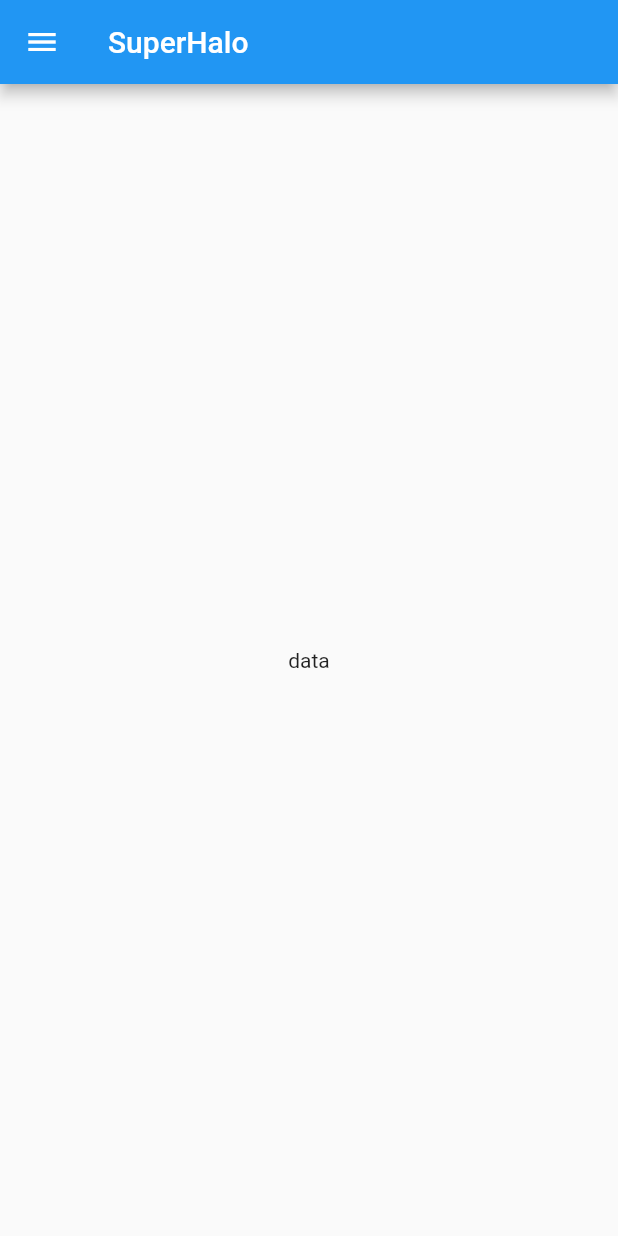
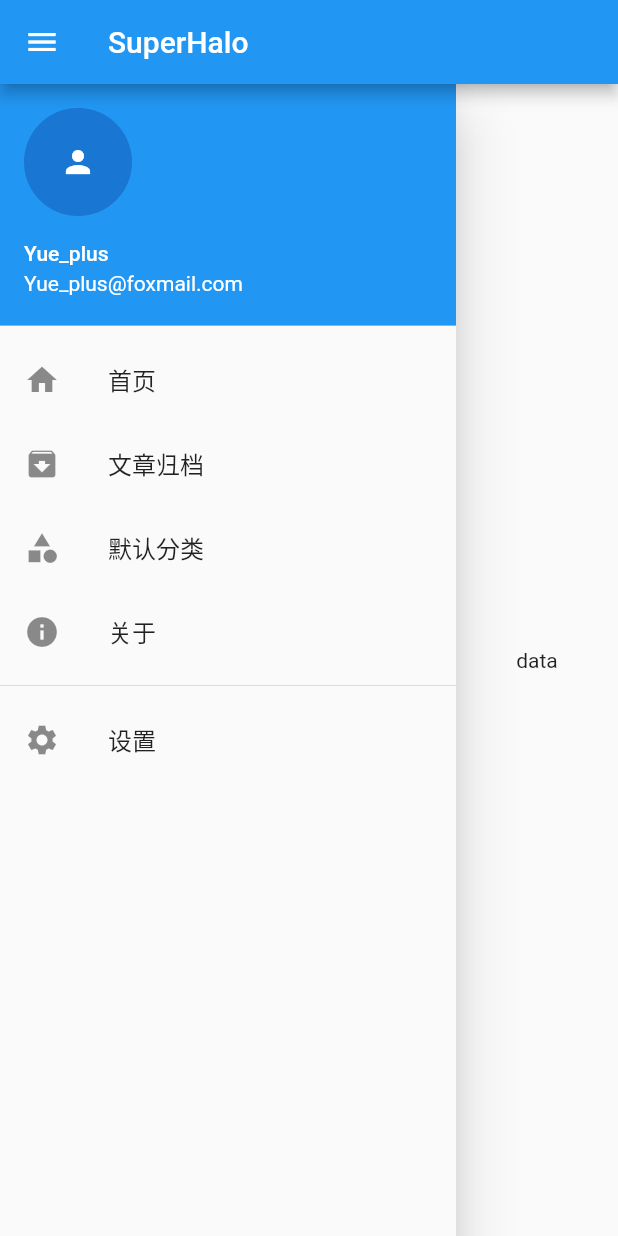
Before and after one commit to Yue-plus/SuperHalo, a Flutter app: the screen it shows after launch, on a phone screen of 412 x 824 dp. Run offline on Flutter 3.47's test engine with Material 2 defaults, Android fonts, the light colour scheme and no system bars; our stand-ins replace shared_preferences.

Commit message:
home Drawer

```diff
--- a/lib/home/home.dart
+++ b/lib/home/home.dart
@@ -8,7 +8,7 @@ class Home extends StatefulWidget {
 }
 
 class _HomeState extends State<Home> {
-  bool _isShowSidebar = false;
+  bool _isShowSidebar = true;
 
   @override
   Widget build(BuildContext context) {
@@ -27,12 +27,45 @@ class _HomeState extends State<Home> {
       body: Row(
         children: [
           Visibility(
-            child: const Drawer(
-              child: Expanded(child: Center(child: Text('data'))),
+            visible: _isShowSidebar,
+            child: Drawer(
+              child: ListView(
+                children: const [
+                  UserAccountsDrawerHeader(
+                    currentAccountPicture: CircleAvatar(
+                      child: Icon(Icons.person),
+                    ),
+                    accountName: Text('Yue_plus'),
+                    accountEmail: Text('Yue_plus@foxmail.com'),
+                  ),
+                  ListTile(
+                    leading: Icon(Icons.home),
+                    title: Text('首页'),
+                  ),
+                  ListTile(
+                    leading: Icon(Icons.archive),
+                    title: Text('文章归档'),
+                  ),
+                  ListTile(
+                    leading: Icon(Icons.category),
+                    title: Text('默认分类'),
+                  ),
+                  ListTile(
+                    leading: Icon(Icons.info),
+                    title: Text('关于'),
+                  ),
+                  Divider(),
+                  ListTile(
+                    leading: Icon(Icons.settings),
+                    title: Text('设置'),
+                  ),
+                ],
+              ),
             ),
-            visible: _isShowSidebar,
           ),
-          const Expanded(child: Center(child: Text('data'))),
+          const Expanded(
+            child: Center(child: Text('data')),
+          ),
         ],
       ),
     );
```
